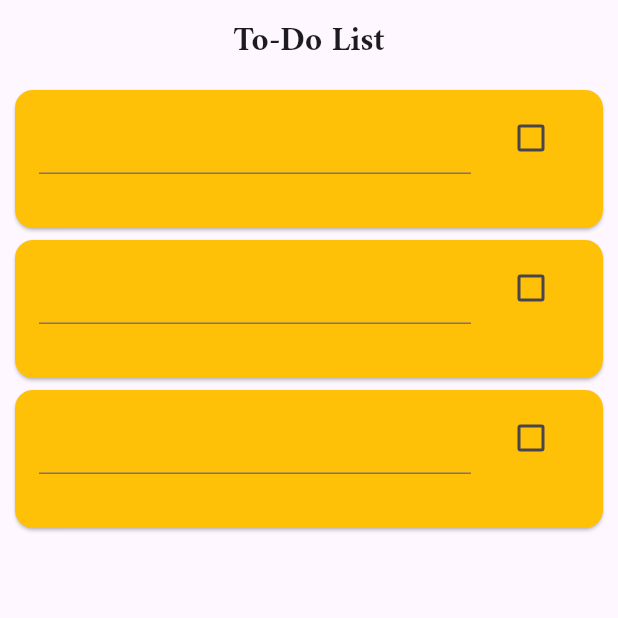
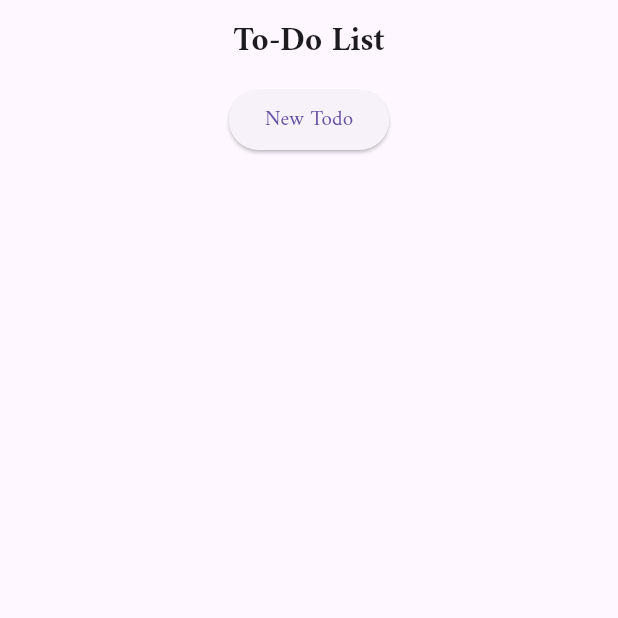
Before and after one commit to erwan-legoff/flutter_first_app, a Flutter app: the screen it shows after launch, on a phone screen of 412 x 824 dp, the top half of it. Run offline on Flutter 3.47's test engine with Material 3 defaults, Android fonts, the phone set to English and light mode, and no system bars.

Commit message:
A basic todo working with global state management

```diff
--- a/lib/components/todo.dart
+++ b/lib/components/todo.dart
@@ -1,40 +1,43 @@
 import 'package:flutter/material.dart';
+import 'package:flutter_fitness/models/todo.dart';
+import 'package:flutter_fitness/models/todo_list.dart';
+import 'package:provider/provider.dart';
 
-class Todo extends StatefulWidget {
-  const Todo({super.key});
+class Todo extends StatelessWidget {
+  final TodoModel todo;
 
-  @override
-  State<Todo> createState() => _TodoState();
-}
-
-class _TodoState extends State<Todo> {
-  bool _done = false;
-  Color _backgroundColor = Colors.amber;
-  final TextEditingController _toDoTitleController = TextEditingController();
-
-  void toggleDone(bool? done) {
-    setState(() {
-      _done = done!;
-      if (_done) {
-        _backgroundColor = Colors.blueGrey;
-      } else {
-        _backgroundColor = Colors.amber;
-      }
-    });
-  }
+  const Todo({required this.todo, super.key});
 
   @override
   Widget build(BuildContext context) {
-    return SizedBox(
-      width: 400,
-      height: 100,
-      child: Card(
-          color: _backgroundColor,
-          child: ListTile(
+    return Consumer<TodoListModel>(
+      builder: (context, todoList, child) {
+        return SizedBox(
+          width: 400,
+          height: 100,
+          child: Card(
+            color: todo.done ? Colors.blueGrey : Colors.amber,
+            child: ListTile(
               title: TextField(
-                controller: _toDoTitleController,
+                controller: TextEditingController(text: todo.title),
+                onSubmitted: (value) {
+                  if (value.isNotEmpty) {
+                    todoList.updateTodo(todo.id, title: value);
+                  }
+                },
               ),
-              trailing: Checkbox(value: _done, onChanged: toggleDone))),
+              trailing: Checkbox(
+                value: todo.done,
+                onChanged: (value) {
+                  if (value != null) {
+                    todoList.updateTodo(todo.id, done: value);
+                  }
+                },
+              ),
+            ),
+          ),
+        );
+      },
     );
   }
 }
--- a/lib/components/todo_list.dart
+++ b/lib/components/todo_list.dart
@@ -1,19 +1,32 @@
 import 'package:flutter/material.dart';
 import 'package:flutter_fitness/components/todo.dart';
+import 'package:flutter_fitness/models/todo.dart';
+import 'package:flutter_fitness/models/todo_list.dart';
+import 'package:provider/provider.dart';
 
-class TodoList extends StatefulWidget {
+class TodoList extends StatelessWidget {
   const TodoList({super.key});
 
   @override
-  State<TodoList> createState() => _TodoListState();
-}
+  Widget build(BuildContext context) {
+    final todoList = Provider.of<TodoListModel>(context);
 
-class _TodoListState extends State<TodoList> {
-  @override
-  Widget build(BuildContext context) {
     return Column(
-      mainAxisSize: MainAxisSize.max,
-      children: [Todo(), Todo(), Todo()],
+      children: [
+        ElevatedButton(
+            onPressed: () => todoList.add(TodoModel(
+                done: false,
+                title: 'new',
+                id: DateTime.now().millisecondsSinceEpoch)),
+            child: const Text('New Todo')),
+        Expanded(
+            child: ListView.builder(
+          itemCount: todoList.todos.length,
+          itemBuilder: (context, index) {
+            return Todo(todo: todoList.todos[index]);
+          },
+        ))
+      ],
     );
   }
 }
--- a/lib/models/todo.dart
+++ b/lib/models/todo.dart
@@ -1,9 +1,7 @@
-import 'dart:ffi';
-
-class Todo {
+class TodoModel {
   final bool done;
   final String title;
-  final Int32 id;
+  final int id;
 
-  Todo({required this.done, required this.title, required this.id});
+  TodoModel({required this.done, required this.title, required this.id});
 }
--- a/lib/models/todo_list.dart
+++ b/lib/models/todo_list.dart
@@ -4,18 +4,36 @@ import 'package:flutter/material.dart';
 import 'package:flutter_fitness/models/todo.dart';
 
 class TodoListModel extends ChangeNotifier {
-  final List<Todo> _todos = [];
+  final List<TodoModel> _todos = [];
 
-  UnmodifiableListView<Todo> get todos => UnmodifiableListView(_todos);
+  UnmodifiableListView<TodoModel> get todos => UnmodifiableListView(_todos);
 
-  void add(Todo todo) {
+  void add(TodoModel todo) {
     _todos.add(todo);
 
     notifyListeners();
   }
 
-  void remove(Todo todo) {
+  void remove(TodoModel todo) {
     _todos.remove(todo);
     notifyListeners();
   }
+
+  void updateTodo(int id, {bool? done, String? title}) {
+    int index = _todos.indexWhere((todo) => todo.id == id);
+    if (index != -1) {
+      final currentTodo = _todos[index];
+      _todos[index] = TodoModel(
+        id: currentTodo.id,
+        title: title ?? currentTodo.title,
+        done: done ?? currentTodo.done,
+      );
+      notifyListeners();
+    }
+  }
+
+  // Récupérer un todo par ID
+  TodoModel? getTodoById(int id) {
+    return _todos.firstWhere((todo) => todo.id == id);
+  }
 }
--- a/lib/pages/home.dart
+++ b/lib/pages/home.dart
@@ -1,12 +1,16 @@
 import 'package:flutter/material.dart';
 import 'package:flutter_fitness/components/todo_list.dart';
+import 'package:flutter_fitness/models/todo_list.dart';
+import 'package:provider/provider.dart';
 
 class HomePage extends StatelessWidget {
   const HomePage({super.key});
 
   @override
   Widget build(BuildContext context) {
-    return Scaffold(
+    return ChangeNotifierProvider(
+        create: (context) => TodoListModel(),
+        child: Scaffold(
             appBar: AppBar(
               title: const Text(
                 'To-Do List',
@@ -16,6 +20,6 @@ class HomePage extends StatelessWidget {
             ),
             body: const Center(
               child: TodoList(),
-        ));
+            )));
   }
 }
```
Lines whose indentation alone changed are shown as unchanged.
